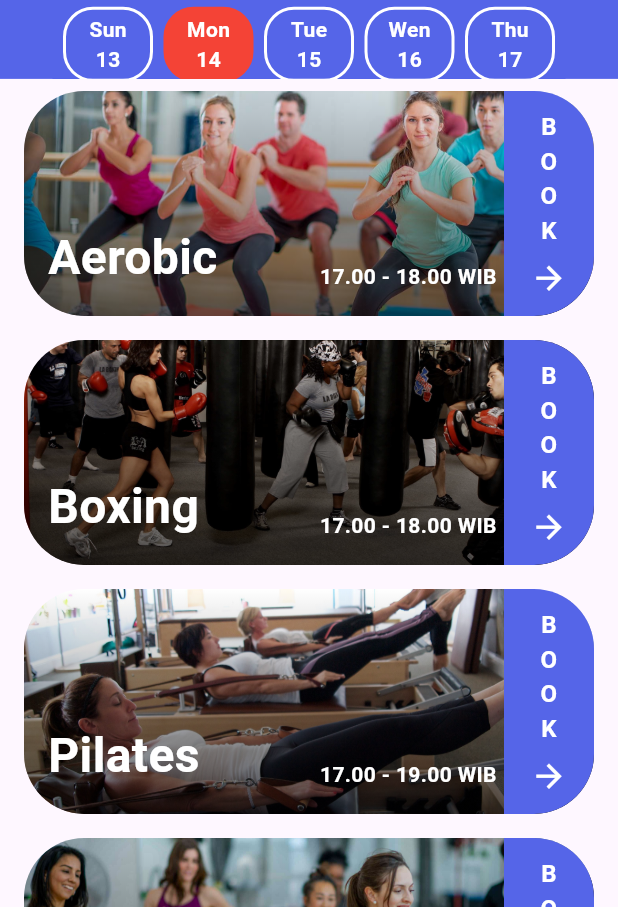
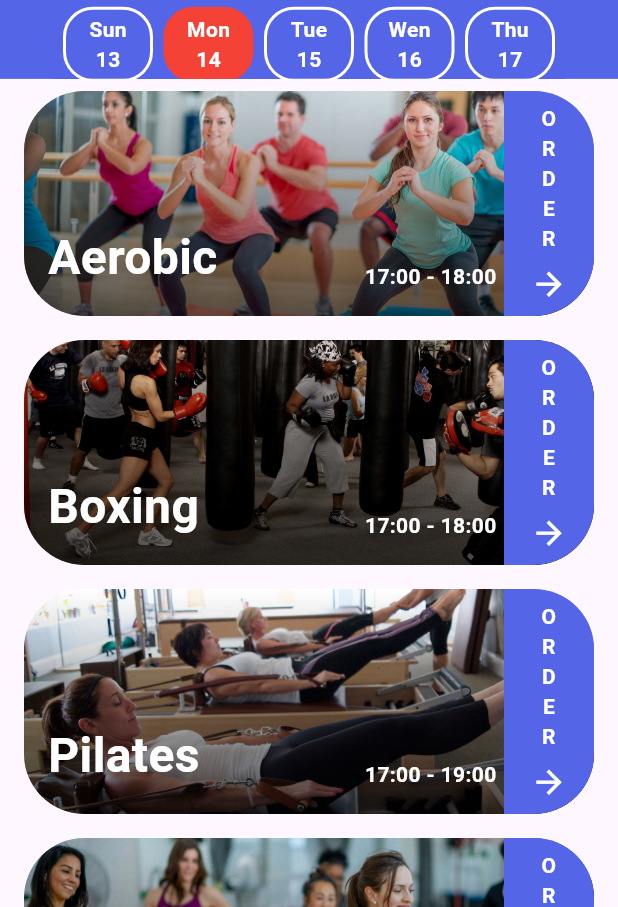
Before and after one commit to KevinArdiprana46/6_B_Gym, a Flutter app: the BookClass screen opened directly, on a phone screen of 412 x 824 dp, the part 329-1236 px from its top. Run offline on Flutter 3.47's test engine with Material 3 defaults, Android fonts, the phone set to English and light mode, and no system bars.

Commit message:
Update booking kelas jadi order kelas

```diff
--- /dev/null
+++ b/lib/data/classData.dart
@@ -0,0 +1,104 @@
+final Map<String, List<Map<String, dynamic>>> classSchedules = {
+  "13": [
+    {
+      "className": "Yoga",
+      "timeStart": "08:00",
+      "timeEnd": "09:00",
+      "duration": "60 Minute",
+      "burnedCalories": "200 calories",
+      "instructor": "John Doe",
+      "rating": 4.5,
+      "reviews": 25,
+      "description": "Focus on flexibility, balance, and mental clarity. This session includes gentle stretches and breathing exercises. Great for relaxation and stress relief.",
+      "state": "available",
+    },
+    {
+      "className": "Zumba",
+      "timeStart": "10:00",
+      "timeEnd": "11:00",
+      "duration": "60 Minute",
+      "burnedCalories": "300 calories",
+      "instructor": "Jane Doe",
+      "rating": 4.7,
+      "reviews": 40,
+      "description": "An energetic dance workout to Latin-inspired music. Burn calories while having fun with easy-to-follow moves. Perfect for boosting mood and fitness.",
+      "state": "available",
+    },
+  ],
+  "14": [
+    {
+      "className": "Aerobic",
+      "timeStart": "17:00",
+      "timeEnd": "18:00",
+      "duration": "60 Minute",
+      "burnedCalories": "365 calories",
+      "instructor": "Agus Doe",
+      "rating": 4.8,
+      "reviews": 30,
+      "description": "A cardio workout that combines rhythmic movement with strength exercises. Ideal for heart health and endurance. Enjoy upbeat music to keep you motivated.",
+      "state": "available",
+    },
+    {
+      "className": "Boxing",
+      "timeStart": "17:00",
+      "timeEnd": "18:00",
+      "duration": "60 Minute",
+      "burnedCalories": "450 calories",
+      "instructor": "Mike Tyson",
+      "rating": 4.9,
+      "reviews": 50,
+      "description": "Learn boxing techniques in a high-energy session. Great for cardio, strength, and agility. Perfect for stress relief and building confidence.",
+      "state": "available",
+    },
+    {
+      "className": "Pilates",
+      "timeStart": "17:00",
+      "timeEnd": "19:00",
+      "duration": "120 Minute",
+      "burnedCalories": "500 calories",
+      "instructor": "Joseph Pilates",
+      "rating": 4.6,
+      "reviews": 15,
+      "description": "Strengthen core muscles with low-impact exercises. Pilates enhances flexibility and balance. Excellent for improving posture and muscle tone.",
+      "state": "available",
+    },
+    {
+      "className": "Zumba",
+      "timeStart": "18:00",
+      "timeEnd": "20:00",
+      "duration": "120 Minute",
+      "burnedCalories": "700 calories",
+      "instructor": "Jane Doe",
+      "rating": 4.7,
+      "reviews": 40,
+      "description": "Dance-based workout set to lively music. Perfect for burning calories and toning muscles. Fun and engaging, leaving you energized.",
+      "state": "available",
+    },
+  ],
+  "15": [
+    {
+      "className": "Lifting",
+      "timeStart": "18:00",
+      "timeEnd": "20:00",
+      "duration": "120 Minute",
+      "burnedCalories": "600 calories",
+      "instructor": "Arnold Schwarzenegger",
+      "rating": 4.9,
+      "reviews": 60,
+      "description": "Intense strength training to build muscle mass. Focus on technique and endurance with a variety of lifts. Ideal for increasing strength and power.",
+      "state": "available",
+    },
+    {
+      "className": "Dance",
+      "timeStart": "19:00",
+      "timeEnd": "20:00",
+      "duration": "60 Minute",
+      "burnedCalories": "400 calories",
+      "instructor": "Martha Graham",
+      "rating": 4.8,
+      "reviews": 35,
+      "description": "Express yourself through movement in this creative dance session. Improve coordination and rhythm with guided choreography. Great for all skill levels.",
+      "state": "available",
+    },
+  ],
+};
--- a/lib/main.dart
+++ b/lib/main.dart
@@ -1,12 +1,13 @@
 import 'package:flutter/material.dart';
 
+import 'package:tubes_pbp_6/view/home.dart';
 import 'package:tubes_pbp_6/view/login.dart';
 
 
 
 void main() {
   runApp(const MaterialApp(
-    home: LoginView(),
+    home: BerandaView(),
   ));
 }
 
--- a/lib/view/bookClass/booking.dart
+++ b/lib/view/bookClass/booking.dart
@@ -1,4 +1,6 @@
 import 'package:flutter/material.dart';
+import 'package:tubes_pbp_6/view/bookClass/selectedBookClass.dart';
+import 'package:tubes_pbp_6/data/classData.dart';
 
 class BookClass extends StatefulWidget {
   const BookClass({super.key});
@@ -10,26 +12,31 @@ class BookClass extends StatefulWidget {
 class _BookClassState extends State<BookClass> {
   String selectedDate = "14";
 
-  final Map<String, List<Map<String, String>>> classSchedules = {
-    "13": [
-      {"className": "Yoga", "time": "08.00 - 09.00 WIB"},
-      {"className": "Zumba", "time": "10.00 - 11.00 WIB"},
-    ],
-    "14": [
-      {"className": "Aerobic", "time": "17.00 - 18.00 WIB"},
-      {"className": "Boxing", "time": "17.00 - 18.00 WIB"},
-      {"className": "Pilates", "time": "17.00 - 19.00 WIB"},
-      {"className": "Zumba", "time": "18.00 - 20.00 WIB"},
-    ],
-    "15": [
-      {"className": "Lifting", "time": "18.00 - 20.00 WIB"},
-      {"className": "Dance", "time": "19.00 - 20.00 WIB"},
-    ],
-  };
-
   void _onDateSelected(String date) {
     setState(() {
       selectedDate = date;
+    });
+  }
+
+  void _onBookClass(String className) {
+    setState(() {
+      final classes = classSchedules[selectedDate];
+      if (classes != null) {
+        final classToBook =
+            classes.firstWhere((c) => c['className'] == className);
+        classToBook['state'] = 'ordered';
+      }
+    });
+  }
+
+  void _onCancelClass(String className) {
+    setState(() {
+      final classes = classSchedules[selectedDate];
+      if (classes != null) {
+        final classToCancel =
+            classes.firstWhere((c) => c['className'] == className);
+        classToCancel['state'] = 'available';
+      }
     });
   }
 
@@ -44,8 +51,9 @@ class _BookClassState extends State<BookClass> {
           ),
           Expanded(
             child: ClassList(
-              classes: classSchedules[selectedDate] ??
-                  [], // Show classes for the selected date
+              classes: classSchedules[selectedDate] ?? [],
+              onBook: _onBookClass,
+              onCancel: _onCancelClass,
             ),
           ),
         ],
@@ -249,14 +257,20 @@ class DateCircle extends StatelessWidget {
 }
 
 class ClassList extends StatelessWidget {
-  final List<Map<String, String>> classes;
+  final List<Map<String, dynamic>> classes;
+  final Function(String) onBook;
+  final Function(String) onCancel;
 
-  const ClassList({Key? key, required this.classes}) : super(key: key);
+  const ClassList({
+    Key? key,
+    required this.classes,
+    required this.onBook,
+    required this.onCancel,
+  }) : super(key: key);
 
   @override
   Widget build(BuildContext context) {
     if (classes.isEmpty) {
-      // Display message when there are no classes available
       return Center(
         child: Text(
           "There is no class available \nfor this day...",
@@ -264,7 +278,8 @@ class ClassList extends StatelessWidget {
           style: TextStyle(
             fontSize: 18,
             color: Colors.black,
-            fontWeight: FontWeight.bold),
+            fontWeight: FontWeight.bold,
+          ),
         ),
       );
     } else {
@@ -274,7 +289,12 @@ class ClassList extends StatelessWidget {
           final classInfo = classes[index];
           return ClassCard(
             className: classInfo["className"]!,
-            time: classInfo["time"]!,
+            timeStart: classInfo["timeStart"]!,
+            timeEnd: classInfo["timeEnd"]!,
+            imagePath: classInfo["className"],
+            details: classInfo,
+            onBook: onBook,
+            onCancel: onCancel,
           );
         },
       );
@@ -284,10 +304,23 @@ class ClassList extends StatelessWidget {
 
 class ClassCard extends StatelessWidget {
   final String className;
-  final String time;
+  final String timeStart;
+  final String timeEnd;
+  final String imagePath;
+  final Map<String, dynamic> details;
+  final Function(String) onBook;
+  final Function(String) onCancel;
 
-  const ClassCard({Key? key, required this.className, required this.time})
-      : super(key: key);
+  const ClassCard({
+    Key? key,
+    required this.className,
+    required this.timeStart,
+    required this.timeEnd,
+    required this.imagePath,
+    required this.details,
+    required this.onBook,
+    required this.onCancel,
+  }) : super(key: key);
 
   String _getImagePath(String className) {
     final imageMap = {
@@ -299,16 +332,73 @@ class ClassCard extends StatelessWidget {
       'Dance': 'images/dance.jpg',
       'Yoga': 'images/yoga.jpg',
     };
-    return imageMap[className] ?? 'images/download.jpg'; // gambar default
+    return imageMap[className] ?? 'images/download.jpg';
+  }
+
+  Color _getContainerColor(String state) {
+    switch (state) {
+      case 'ordered':
+        return Colors.yellow;
+      case 'booked':
+        return Colors.green;
+      default:
+        return Color.fromARGB(255, 85, 101, 232);
+    }
+  }
+
+  String _getContainerText(String state) {
+    switch (state) {
+      case 'ordered':
+        return 'O\nR\nD\nE\nR\nE\nD';
+      case 'booked':
+        return 'B\nO\nO\nK\nE\nD';
+      default:
+        return 'O\nR\nD\nE\nR';
+    }
+  }
+
+  TextStyle _getContainerTextStyle(String state) {
+    switch (state) {
+      case 'ordered':
+        return TextStyle(
+          color: Colors.white,
+          fontWeight: FontWeight.bold,
+          fontSize: 10,
+        );
+      default:
+        return TextStyle(
+          color: Colors.white,
+          fontWeight: FontWeight.bold,
+          fontSize: 14,
+        );
+    }
   }
 
   @override
   Widget build(BuildContext context) {
-    return Padding(
+    final String state = details['state'] ?? 'available';
+
+    return GestureDetector(
+      onTap: () {
+        Navigator.push(
+          context,
+          MaterialPageRoute(
+            builder: (context) => SelectedClassBook(
+              className: className,
+              timeStart: timeStart,
+              timeEnd: timeEnd,
+              imagePath: _getImagePath(className),
+              details: details,
+              onBook: onBook,
+              onCancel: onCancel,
+            ),
+          ),
+        );
+      },
+      child: Padding(
         padding: const EdgeInsets.symmetric(horizontal: 16.0, vertical: 8.0),
         child: Stack(
           children: [
-          // gambar kelas
             Container(
               height: 150,
               decoration: BoxDecoration(
@@ -319,7 +409,6 @@ class ClassCard extends StatelessWidget {
                 ),
               ),
             ),
-          // gradien gambar
             Container(
               height: 150,
               decoration: BoxDecoration(
@@ -334,7 +423,6 @@ class ClassCard extends StatelessWidget {
                 ),
               ),
             ),
-          // className
             Positioned(
               left: 16,
               bottom: 16,
@@ -347,12 +435,11 @@ class ClassCard extends StatelessWidget {
                 ),
               ),
             ),
-          // time
             Positioned(
               right: 65,
               bottom: 16,
               child: Text(
-              time,
+                "$timeStart - $timeEnd",
                 style: TextStyle(
                   color: Colors.white,
                   fontSize: 14,
@@ -360,7 +447,6 @@ class ClassCard extends StatelessWidget {
                 ),
               ),
             ),
-          // book
             Positioned(
               right: 0,
               top: 0,
@@ -368,7 +454,7 @@ class ClassCard extends StatelessWidget {
               child: Container(
                 width: 60,
                 decoration: BoxDecoration(
-                color: Color.fromARGB(255, 85, 101, 232),
+                  color: _getContainerColor(state),
                   borderRadius: BorderRadius.only(
                     topRight: Radius.circular(40),
                     bottomRight: Radius.circular(40),
@@ -379,13 +465,9 @@ class ClassCard extends StatelessWidget {
                     mainAxisSize: MainAxisSize.min,
                     children: [
                       Text(
-                      'B\nO\nO\nK',
+                        _getContainerText(state),
                         textAlign: TextAlign.center,
-                      style: TextStyle(
-                        color: Colors.white,
-                        fontWeight: FontWeight.bold,
-                        fontSize: 16,
-                      ),
+                        style: _getContainerTextStyle(state),
                       ),
                       SizedBox(height: 8),
                       Icon(
@@ -400,6 +482,7 @@ class ClassCard extends StatelessWidget {
             ),
           ],
         ),
+      ),
     );
   }
 }
```
Also changed, not shown: lib/view/bookClass/selectedBookClass.dart (added, +202 -0 lines). Lines whose indentation alone changed are shown as unchanged.
